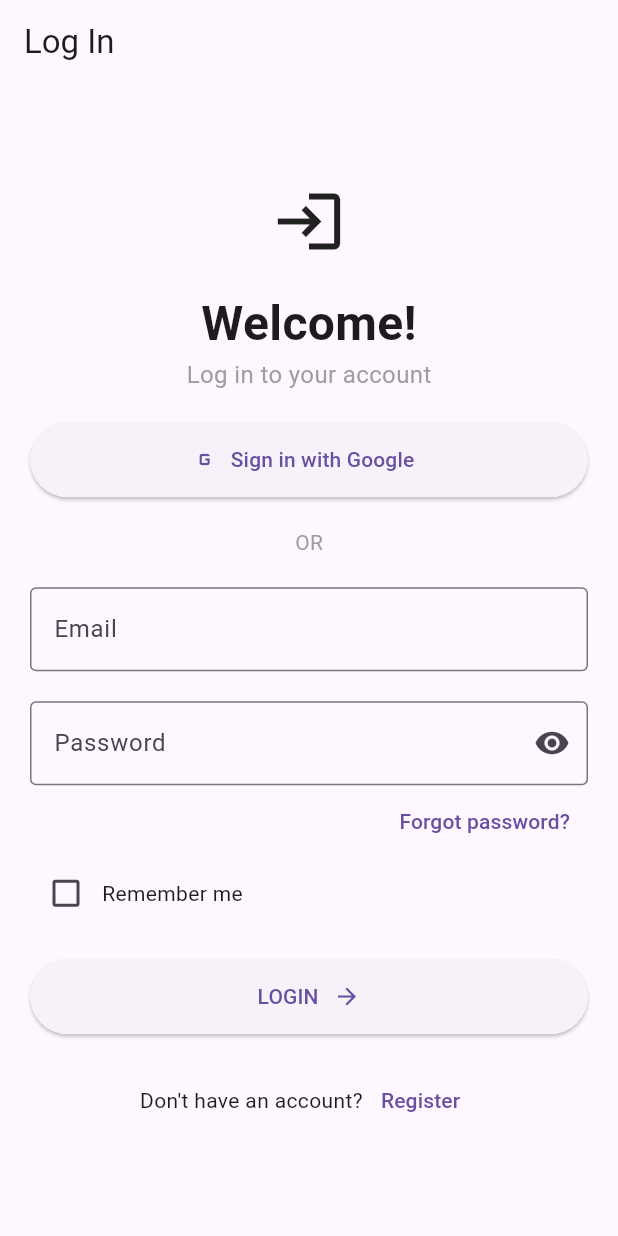
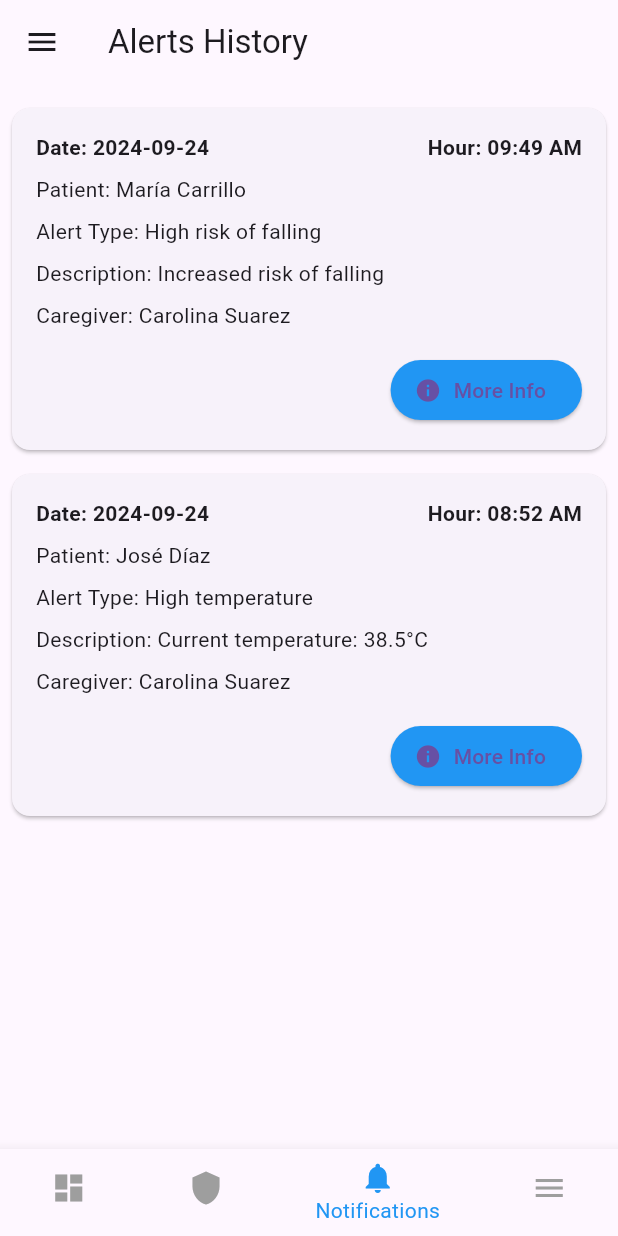
Before and after one commit to IoT-SocialTech/mobile-application-miam, a Flutter app: the screen it shows after launch, on a phone screen of 412 x 824 dp. Run offline on Flutter 3.47's test engine with Material 3 defaults, Android fonts, the light colour scheme and no system bars; our stand-ins replace bloc, flutter_bloc.

Commit message:
feat-tsk01: implementation of interfast notifications

```diff
--- /dev/null
+++ b/lib/Notification/presentation/screens/alert_history_screen.dart
@@ -0,0 +1,216 @@
+import 'package:flutter/material.dart';
+
+class AlertHistoryScreen extends StatefulWidget {
+  @override
+  _AlertHistoryScreenState createState() => _AlertHistoryScreenState();
+}
+
+class _AlertHistoryScreenState extends State<AlertHistoryScreen> {
+  int _selectedIndex = 2; // Inicializa en la pestaña de 'Notifications'
+
+  final List<Map<String, String>> alerts = [
+    {
+      'date': '2024-09-24',
+      'hour': '09:49 AM',
+      'patient': 'María Carrillo',
+      'alertType': 'High risk of falling',
+      'description': 'Increased risk of falling',
+      'caregiver': 'Carolina Suarez',
+    },
+    {
+      'date': '2024-09-24',
+      'hour': '08:52 AM',
+      'patient': 'José Díaz',
+      'alertType': 'High temperature',
+      'description': 'Current temperature: 38.5°C',
+      'caregiver': 'Carolina Suarez',
+    },
+  ];
+
+  void _onItemTapped(int index) {
+    setState(() {
+      _selectedIndex = index;
+    });
+
+    // Manejar navegación según el índice seleccionado
+    if (index == 0) {
+      // Navegar al Dashboard
+      Navigator.pushReplacementNamed(context, '/dashboard');
+    } else if (index == 1) {
+      // Navegar a la pantalla de Security
+      Navigator.pushReplacementNamed(context, '/security');
+    } else if (index == 2) {
+      // Navegar a la pantalla de Notifications (actual)
+    } else if (index == 3) {
+      Scaffold.of(context).openDrawer(); // Abre el Drawer para el menú
+    }
+  }
+
+  @override
+  Widget build(BuildContext context) {
+    return Scaffold(
+      appBar: AppBar(
+        title: Text("Alerts History"),
+      ),
+      drawer: _buildDrawer(), // Menu Drawer para la opción de menú
+      body: Padding(
+        padding: const EdgeInsets.all(8.0),
+        child: ListView.builder(
+          itemCount: alerts.length,
+          itemBuilder: (context, index) {
+            final alert = alerts[index];
+            return _buildAlertCard(context, alert);
+          },
+        ),
+      ),
+      // Bottom Navigation Bar
+      bottomNavigationBar: BottomNavigationBar(
+        items: [
+          BottomNavigationBarItem(
+            icon: Icon(Icons.dashboard),
+            label: 'Dashboard',
+          ),
+          BottomNavigationBarItem(
+            icon: Icon(Icons.shield),
+            label: 'Security',
+          ),
+          BottomNavigationBarItem(
+            icon: Icon(Icons.notifications),
+            label: 'Notifications',
+          ),
+          BottomNavigationBarItem(
+            icon: Icon(Icons.menu), // Menu Hamburguesa
+            label: 'Menu',
+          ),
+        ],
+        currentIndex: _selectedIndex,
+        selectedItemColor: Colors.blue,
+        unselectedItemColor: Colors.grey,
+        onTap: _onItemTapped,
+      ),
+    );
+  }
+
+  Widget _buildAlertCard(BuildContext context, Map<String, String> alert) {
+    return Card(
+      margin: EdgeInsets.symmetric(vertical: 8.0),
+      child: Padding(
+        padding: const EdgeInsets.all(16.0),
+        child: Column(
+          crossAxisAlignment: CrossAxisAlignment.start,
+          children: [
+            Row(
+              mainAxisAlignment: MainAxisAlignment.spaceBetween,
+              children: [
+                Text(
+                  "Date: ${alert['date']}",
+                  style: TextStyle(fontWeight: FontWeight.bold),
+                ),
+                Text(
+                  "Hour: ${alert['hour']}",
+                  style: TextStyle(fontWeight: FontWeight.bold),
+                ),
+              ],
+            ),
+            SizedBox(height: 8),
+            Text("Patient: ${alert['patient']}"),
+            SizedBox(height: 8),
+            Text("Alert Type: ${alert['alertType']}"),
+            SizedBox(height: 8),
+            Text("Description: ${alert['description']}"),
+            SizedBox(height: 8),
+            Text("Caregiver: ${alert['caregiver']}"),
+            SizedBox(height: 16),
+            Align(
+              alignment: Alignment.centerRight,
+              child: ElevatedButton.icon(
+                onPressed: () {
+                  _showAlertDetails(context, alert);
+                },
+                icon: Icon(Icons.info),
+                label: Text("More Info"),
+                style: ElevatedButton.styleFrom(
+                  backgroundColor: Colors.blue, // Color actualizado
+                ),
+              ),
+            ),
+          ],
+        ),
+      ),
+    );
+  }
+
+  // Método para mostrar detalles de la alerta
+  void _showAlertDetails(BuildContext context, Map<String, String> alert) {
+    showDialog(
+      context: context,
+      builder: (context) => AlertDialog(
+        title: Text('Alert Details'),
+        content: Column(
+          mainAxisSize: MainAxisSize.min,
+          crossAxisAlignment: CrossAxisAlignment.start,
+          children: [
+            Text("Date: ${alert['date']}"),
+            Text("Hour: ${alert['hour']}"),
+            Text("Patient: ${alert['patient']}"),
+            Text("Alert Type: ${alert['alertType']}"),
+            Text("Description: ${alert['description']}"),
+            Text("Caregiver: ${alert['caregiver']}"),
+          ],
+        ),
+        actions: [
+          TextButton(
+            onPressed: () {
+              Navigator.of(context).pop();
+            },
+            child: Text('Close'),
+          ),
+        ],
+      ),
+    );
+  }
+
+  // Drawer para el menú
+  Drawer _buildDrawer() {
+    return Drawer(
+      child: ListView(
+        padding: EdgeInsets.zero,
+        children: [
+          DrawerHeader(
+            decoration: BoxDecoration(
+              color: Colors.blue,
+            ),
+            child: Text(
+              'Menu',
+              style: TextStyle(
+                color: Colors.white,
+                fontSize: 24,
+              ),
+            ),
+          ),
+          ListTile(
+            leading: Icon(Icons.home),
+            title: Text('Home'),
+            onTap: () {
+              Navigator.pop(context);
+            },
+          ),
+          ListTile(
+            leading: Icon(Icons.settings),
+            title: Text('Settings'),
+            onTap: () {
+              Navigator.pop(context);
+            },
+          ),
+          ListTile(
+            leading: Icon(Icons.contact_support),
+            title: Text('Support'),
+            onTap: () {
+              Navigator.pop(context);
+            },
+          ),
+        ],
+      ),
+    );
+  }
+}
--- a/lib/main.dart
+++ b/lib/main.dart
@@ -11,6 +11,7 @@ import 'package:miam_flutter/metrics/application/bloc_or_cubit/vital_sign_cubit.
 import 'package:miam_flutter/metrics/infrastructure/repositories_implementations/vital_sign_repository_impl.dart';
 import 'package:miam_flutter/metrics/application/use_cases/get_vital_signs_use_case.dart';
 
+import 'package:miam_flutter/Notification/presentation/screens/alert_history_screen.dart';
 
 void main() {
   runApp(MyApp());
@@ -35,7 +36,8 @@ class MyApp extends StatelessWidget {
       child: MaterialApp(
         title: 'Flutter DDD Login',
         //home: MonitoringScreen(),
-        home: LoginScreen(),
+        //home: LoginScreen(),
+        home: AlertHistoryScreen(),
         debugShowCheckedModeBanner: false,
       ),
     );
```
